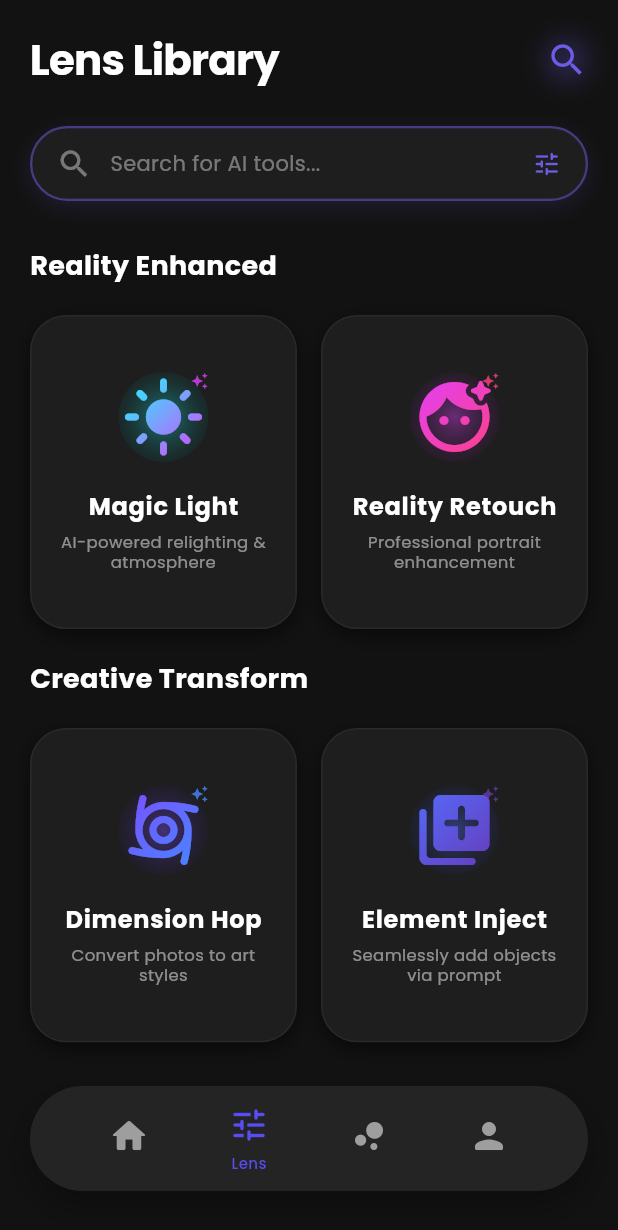
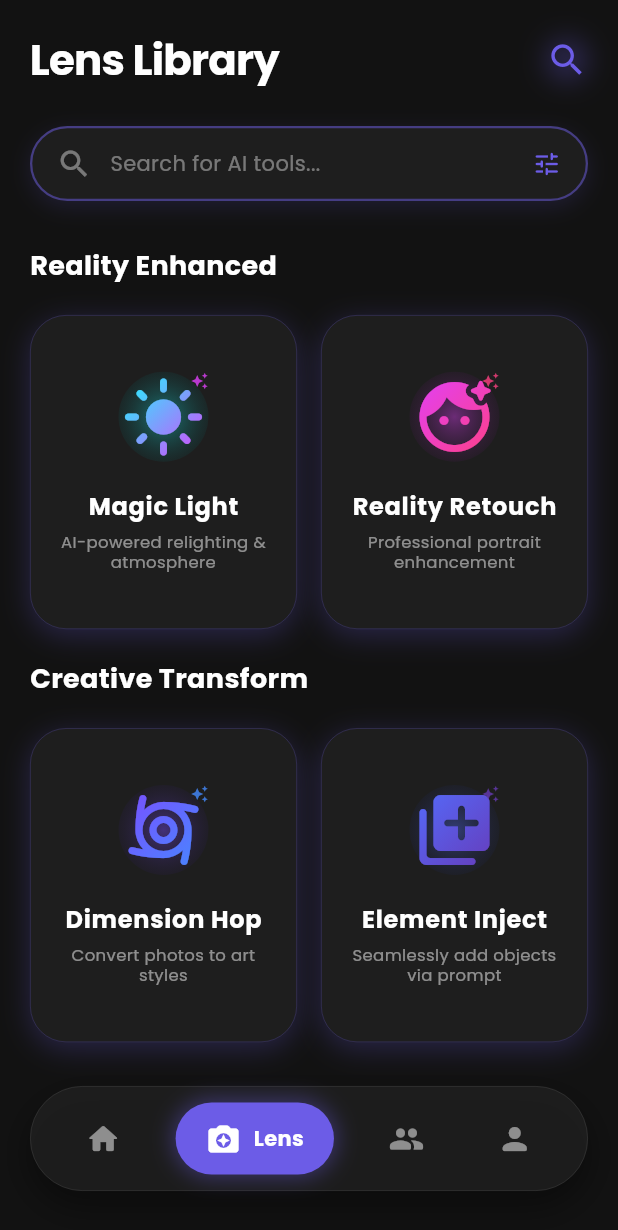
Before and after one commit to Calmer2024/MuseLens, a Flutter app: the screen it shows after launch, item 2 of the bottom bar chosen, on a phone screen of 412 x 824 dp. Shown: the top 1230 px of the screen. Run offline on Flutter 3.47's test engine with Material 3 defaults, Android fonts, the phone set to English and light mode, and no system bars; our stand-ins replace cached_network_image, dio, google_fonts, image_picker; network calls fail.

Commit message:
<update>:优化了底部导航栏UI

```diff
--- a/frontend/lib/presentation/navigation/main_wrapper.dart
+++ b/frontend/lib/presentation/navigation/main_wrapper.dart
@@ -1,9 +1,9 @@
 import 'package:flutter/material.dart';
+import '../../core/theme/app_theme.dart';
 import '../screens/home/home_screen.dart';
+import '../screens/lens/lens_library_screen.dart';
 import '../screens/community/community_screen.dart';
 import '../screens/profile/profile_screen.dart';
-import '../screens/lens/lens_library_screen.dart';
-import '../../core/theme/app_theme.dart';
 
 class MainWrapper extends StatefulWidget {
   const MainWrapper({super.key});
@@ -25,35 +25,46 @@ class _MainWrapperState extends State<MainWrapper> {
   @override
   Widget build(BuildContext context) {
     return Scaffold(
+      backgroundColor: AppTheme.background,
+      // 使用 Stack 让导航栏浮动在页面上方 (类似参考图的半透明效果)
       body: Stack(
         children: [
           // 1. 页面内容
-          _pages[_currentIndex],
+          IndexedStack(index: _currentIndex, children: _pages),
 
-          // 2. 底部悬浮导航栏 (还原原型图效果)
+          // 2. 自定义底部导航栏
           Positioned(
-            bottom: 30,
             left: 20,
             right: 20,
+            bottom: 30, // 距离底部有一些悬浮感
             child: Container(
               height: 70,
               decoration: BoxDecoration(
-                color: AppTheme.navBarColor.withOpacity(0.95),
-                borderRadius: BorderRadius.circular(35),
+                color: const Color(0xFF1E1E1E).withOpacity(0.9), // 半透明深炭色
+                borderRadius: BorderRadius.circular(35), // 胶囊圆角
                 boxShadow: [
                   BoxShadow(
-                    color: Colors.black.withOpacity(0.3),
+                    color: Colors.black.withOpacity(0.4),
                     blurRadius: 20,
                     offset: const Offset(0, 10),
                   ),
                 ],
+                // 增加一个极细的边框提升质感
+                border: Border.all(
+                  color: Colors.white.withOpacity(0.1),
+                  width: 0.5,
+                ),
               ),
               child: Row(
                 mainAxisAlignment: MainAxisAlignment.spaceEvenly,
                 children: [
                   _buildNavItem(0, Icons.home_rounded, "Home"),
-                  _buildNavItem(1, Icons.tune_rounded, "Lens"),
-                  _buildNavItem(2, Icons.bubble_chart_rounded, "Community"),
+                  _buildNavItem(
+                    1,
+                    Icons.camera_enhance_rounded,
+                    "Lens",
+                  ), // 使用更像光圈的图标
+                  _buildNavItem(2, Icons.people_rounded, "Community"),
                   _buildNavItem(3, Icons.person_rounded, "Profile"),
                 ],
               ),
@@ -64,29 +75,61 @@ class _MainWrapperState extends State<MainWrapper> {
     );
   }
 
+  // --- 核心：胶囊式导航项 ---
   Widget _buildNavItem(int index, IconData icon, String label) {
     final bool isSelected = _currentIndex == index;
+
     return GestureDetector(
-      onTap: () => setState(() => _currentIndex = index),
-      child: Column(
+      onTap: () {
+        setState(() {
+          _currentIndex = index;
+        });
+      },
+      child: AnimatedContainer(
+        duration: const Duration(milliseconds: 300),
+        curve: Curves.easeInOut,
+        padding: isSelected
+            ? const EdgeInsets.symmetric(horizontal: 20, vertical: 12)
+            : const EdgeInsets.all(12),
+        decoration: BoxDecoration(
+          // 选中时显示紫色发光胶囊，未选中透明
+          color: isSelected ? AppTheme.electricIndigo : Colors.transparent,
+          borderRadius: BorderRadius.circular(30),
+          // 选中时的光晕效果
+          boxShadow: isSelected
+              ? [
+                  BoxShadow(
+                    color: AppTheme.electricIndigo.withOpacity(0.4),
+                    blurRadius: 12,
+                    spreadRadius: 2,
+                  ),
+                ]
+              : [],
+        ),
+        child: Row(
           mainAxisSize: MainAxisSize.min,
           children: [
+            // 图标
             Icon(
               icon,
-            color: isSelected ? AppTheme.primaryPurple : Colors.grey,
-            size: 28,
+              color: isSelected ? Colors.white : Colors.white.withOpacity(0.5),
+              size: 24,
             ),
-          const SizedBox(height: 4),
-          if (isSelected) // 原型图中选中状态下可能不显示文字，或者显示高亮文字，这里做微调
+
+            // 选中时显示的文字 (水平对齐)
+            if (isSelected) ...[
+              const SizedBox(width: 8),
               Text(
                 label,
-              style: TextStyle(
-                color: isSelected ? AppTheme.primaryPurple : Colors.grey,
-                fontSize: 10,
-                fontWeight: FontWeight.w500,
+                style: const TextStyle(
+                  color: Colors.white,
+                  fontWeight: FontWeight.bold,
+                  fontSize: 14,
                 ),
               ),
             ],
+          ],
+        ),
       ),
     );
   }
--- a/frontend/lib/presentation/screens/home/home_screen.dart
+++ b/frontend/lib/presentation/screens/home/home_screen.dart
@@ -46,9 +46,7 @@ class HomeScreen extends StatelessWidget {
                       color: Colors.grey[800],
                       borderRadius: BorderRadius.circular(12),
                       image: const DecorationImage(
-                        image: NetworkImage(
-                          "https://i.pravatar.cc/150?img=12",
-                        ), // 随机头像
+                        image: AssetImage("assets/images/profile.jpg"),
                         fit: BoxFit.cover,
                       ),
                     ),
--- a/frontend/lib/presentation/screens/profile/profile_screen.dart
+++ b/frontend/lib/presentation/screens/profile/profile_screen.dart
@@ -103,8 +103,8 @@ class ProfileScreen extends StatelessWidget {
                       child: const CircleAvatar(
                         radius: 50,
                         backgroundColor: Colors.black,
-                        backgroundImage: NetworkImage(
-                          "https://i.pravatar.cc/300?img=12",
+                        backgroundImage: AssetImage(
+                          "assets/images/profile.jpg",
                         ), // 用户头像
                       ),
                     ),
@@ -113,7 +113,7 @@ class ProfileScreen extends StatelessWidget {
                   const SizedBox(height: 16),
 
                   const Text(
-                    "Alex Creator",
+                    "Calmer",
                     style: TextStyle(
                       fontSize: 24,
                       fontWeight: FontWeight.bold,
--- a/frontend/lib/presentation/widgets/lens/lens_card.dart
+++ b/frontend/lib/presentation/widgets/lens/lens_card.dart
@@ -14,14 +14,15 @@ class LensCard extends StatelessWidget {
         color: const Color(0xFF1E1E1E), // 深炭色背景
         borderRadius: BorderRadius.circular(24),
         border: Border.all(
-          color: Colors.white.withOpacity(0.05), // 微弱的边框
-          width: 1,
+          color: AppTheme.electricIndigo.withOpacity(0.3),
+          width: 0.5, // 稍微加粗一点
         ),
         boxShadow: [
           // 只有微弱的阴影，保持扁平感
           BoxShadow(
-            color: Colors.black.withOpacity(0.5),
-            blurRadius: 10,
+            color: AppTheme.electricIndigo.withOpacity(0.25), // 25% 透明度的紫色光晕
+            blurRadius: 16,
+            spreadRadius: 0,
             offset: const Offset(0, 4),
           ),
         ],
--- a/frontend/pubspec.yaml
+++ b/frontend/pubspec.yaml
@@ -67,6 +67,10 @@ flutter:
   # the material Icons class.
   uses-material-design: true
 
+  assets:
+    - assets/images/
+    - assets/icons/
+
   # To add assets to your application, add an assets section, like this:
   # assets:
   #   - images/a_dot_burr.jpeg
```
Also changed, not shown: frontend/assets/images/profile.jpg (added). Lines whose indentation alone changed are shown as unchanged.
